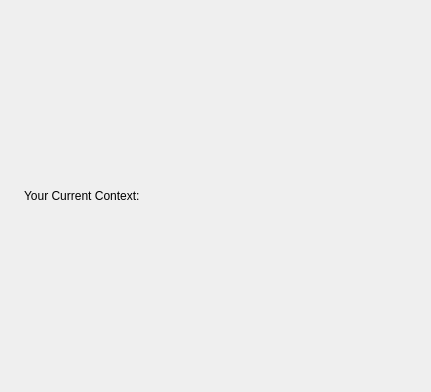
scottb08/sb-shotgun-schema-introspection, file resources/dialog.ui: the form before one commit.
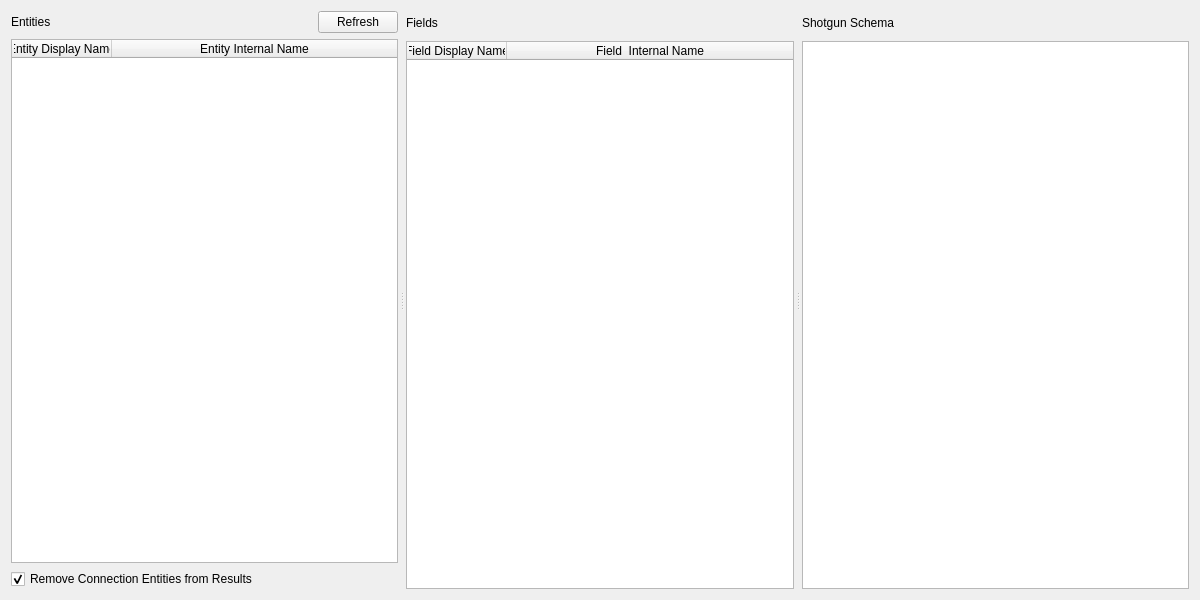
The form after the commit. Icons and pictures are not drawn.

The edit to the form file:
```diff
--- a/resources/dialog.ui
+++ b/resources/dialog.ui
@@ -1,43 +1,175 @@
 <?xml version="1.0" encoding="UTF-8"?>
 <ui version="4.0">
- <class>Dialog</class>
- <widget class="QDialog" name="Dialog">
+ <class>Form</class>
+ <widget class="QWidget" name="Form">
   <property name="geometry">
    <rect>
     <x>0</x>
     <y>0</y>
-    <width>431</width>
-    <height>392</height>
+    <width>1200</width>
+    <height>600</height>
    </rect>
   </property>
   <property name="windowTitle">
    <string>The Current Sgtk Environment</string>
   </property>
-  <layout class="QHBoxLayout" name="horizontalLayout">
+  <layout class="QVBoxLayout" name="verticalLayout_3">
    <item>
-    <widget class="QLabel" name="logo_example">
-     <property name="text">
-      <string/>
+    <widget class="QSplitter" name="splitter">
+     <property name="orientation">
+      <enum>Qt::Horizontal</enum>
      </property>
-     <property name="pixmap">
-      <pixmap resource="resources.qrc">:/res/sg_logo.png</pixmap>
+     <property name="handleWidth">
+      <number>8</number>
      </property>
-    </widget>
-   </item>
-   <item>
-    <widget class="QLabel" name="context">
-     <property name="sizePolicy">
-      <sizepolicy hsizetype="Expanding" vsizetype="Expanding">
-       <horstretch>0</horstretch>
-       <verstretch>0</verstretch>
-      </sizepolicy>
-     </property>
-     <property name="text">
-      <string>Your Current Context: </string>
-     </property>
-     <property name="alignment">
-      <set>Qt::AlignLeading|Qt::AlignLeft|Qt::AlignVCenter</set>
-     </property>
+     <widget class="QWidget" name="verticalLayoutWidget">
+      <layout class="QVBoxLayout" name="verticalLayout">
+       <item>
+        <layout class="QHBoxLayout" name="horizontalLayout_3">
+         <item>
+          <widget class="QLabel" name="EntitiesLbl">
+           <property name="styleSheet">
+            <string notr="true">font: 75 12pt &quot;Arial&quot;;</string>
+           </property>
+           <property name="text">
+            <string>Entities</string>
+           </property>
+          </widget>
+         </item>
+         <item>
+          <widget class="QPushButton" name="refreshPushButton">
+           <property name="sizePolicy">
+            <sizepolicy hsizetype="Fixed" vsizetype="Fixed">
+             <horstretch>0</horstretch>
+             <verstretch>0</verstretch>
+            </sizepolicy>
+           </property>
+           <property name="text">
+            <string>Refresh</string>
+           </property>
+          </widget>
+         </item>
+        </layout>
+       </item>
+       <item>
+        <widget class="QTableWidget" name="entityTable">
+         <property name="alternatingRowColors">
+          <bool>true</bool>
+         </property>
+         <property name="selectionMode">
+          <enum>QAbstractItemView::SingleSelection</enum>
+         </property>
+         <property name="selectionBehavior">
+          <enum>QAbstractItemView::SelectRows</enum>
+         </property>
+         <property name="sortingEnabled">
+          <bool>true</bool>
+         </property>
+         <attribute name="horizontalHeaderStretchLastSection">
+          <bool>true</bool>
+         </attribute>
+         <attribute name="verticalHeaderStretchLastSection">
+          <bool>false</bool>
+         </attribute>
+         <column>
+          <property name="text">
+           <string>Entity Display Name</string>
+          </property>
+         </column>
+         <column>
+          <property name="text">
+           <string>Entity Internal Name</string>
+          </property>
+         </column>
+        </widget>
+       </item>
+       <item>
+        <widget class="QCheckBox" name="removeConnectionsCheckBox">
+         <property name="text">
+          <string>Remove Connection Entities from Results</string>
+         </property>
+         <property name="checked">
+          <bool>true</bool>
+         </property>
+        </widget>
+       </item>
+      </layout>
+     </widget>
+     <widget class="QWidget" name="verticalLayoutWidget_5">
+      <layout class="QVBoxLayout" name="verticalLayout_5">
+       <item>
+        <widget class="QLabel" name="label_2">
+         <property name="minimumSize">
+          <size>
+           <width>0</width>
+           <height>24</height>
+          </size>
+         </property>
+         <property name="styleSheet">
+          <string notr="true">font: 75 12pt &quot;Arial&quot;;</string>
+         </property>
+         <property name="text">
+          <string>Fields</string>
+         </property>
+        </widget>
+       </item>
+       <item>
+        <widget class="QTableWidget" name="fieldsTable">
+         <property name="selectionMode">
+          <enum>QAbstractItemView::SingleSelection</enum>
+         </property>
+         <property name="selectionBehavior">
+          <enum>QAbstractItemView::SelectRows</enum>
+         </property>
+         <property name="sortingEnabled">
+          <bool>true</bool>
+         </property>
+         <attribute name="horizontalHeaderStretchLastSection">
+          <bool>true</bool>
+         </attribute>
+         <column>
+          <property name="text">
+           <string>Field Display Name</string>
+          </property>
+         </column>
+         <column>
+          <property name="text">
+           <string>Field  Internal Name</string>
+          </property>
+         </column>
+        </widget>
+       </item>
+      </layout>
+     </widget>
+     <widget class="QWidget" name="verticalLayoutWidget_2">
+      <layout class="QVBoxLayout" name="verticalLayout_2">
+       <item>
+        <widget class="QLabel" name="label">
+         <property name="minimumSize">
+          <size>
+           <width>0</width>
+           <height>24</height>
+          </size>
+         </property>
+         <property name="styleSheet">
+          <string notr="true">font: 75 12pt &quot;Arial&quot;;</string>
+         </property>
+         <property name="text">
+          <string>Shotgun Schema</string>
+         </property>
+        </widget>
+       </item>
+       <item>
+        <widget class="QPlainTextEdit" name="FieldDataEdt">
+         <property name="font">
+          <font>
+           <family>Courier New</family>
+          </font>
+         </property>
+        </widget>
+       </item>
+      </layout>
+     </widget>
     </widget>
    </item>
   </layout>
```
Left out of the diff: 6 changed lines with no effect on the pictures.
